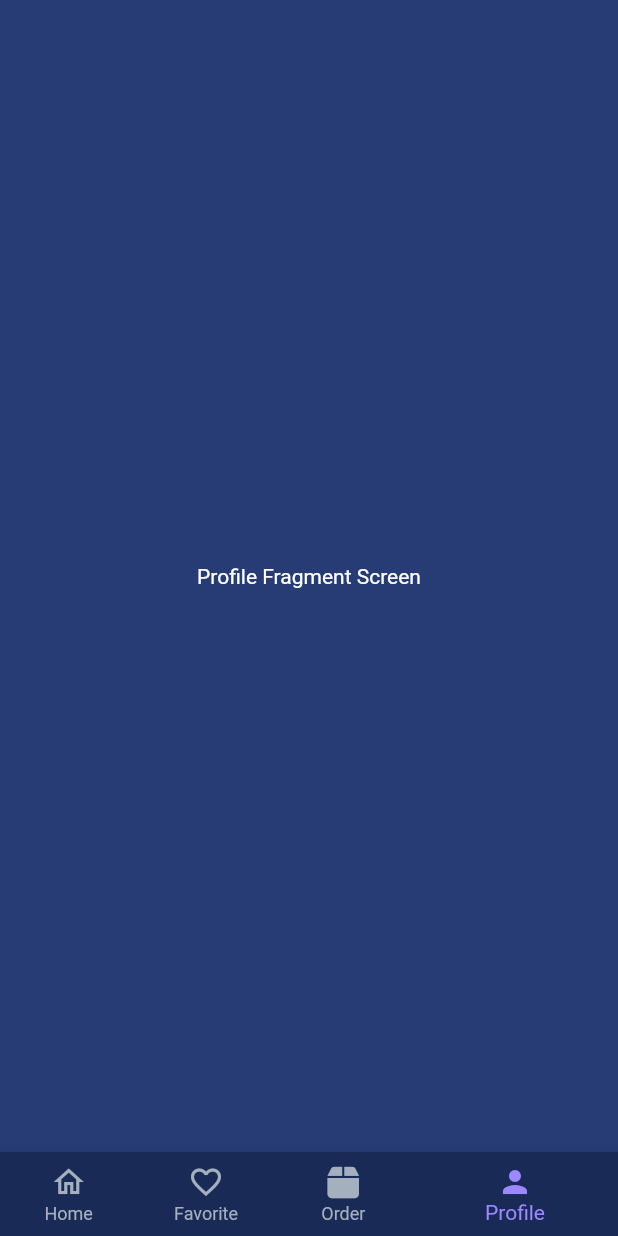
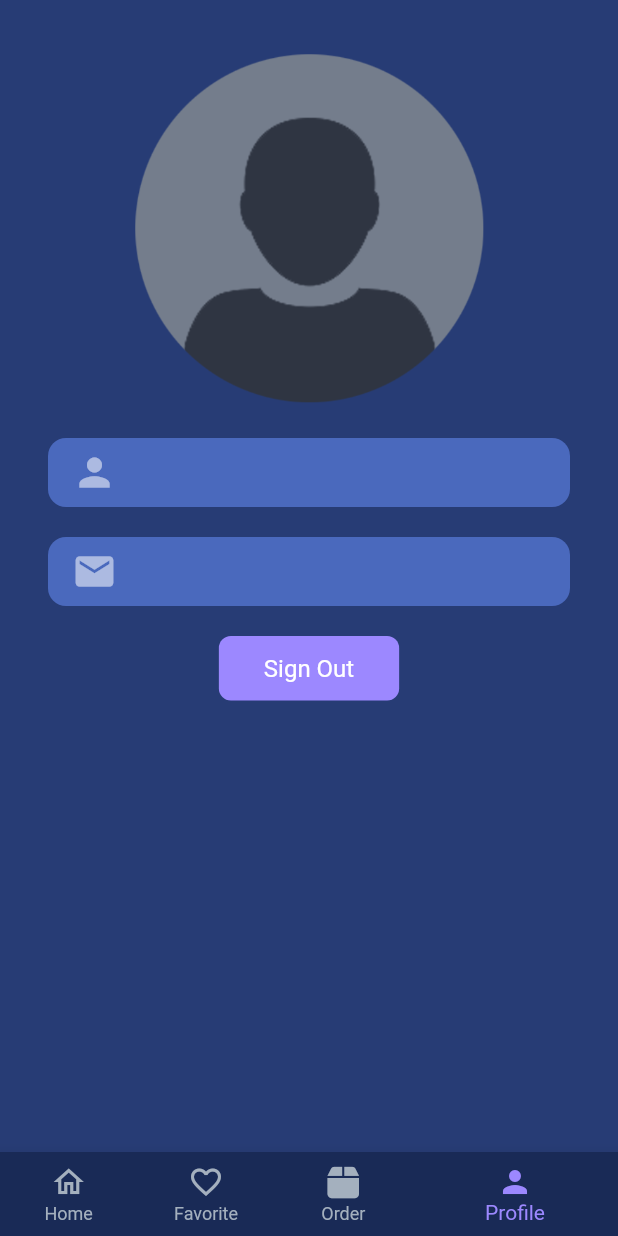
Before and after one commit to syahlan1/MobileAppStore, a Flutter app: the DashboardOfFragments screen opened directly, item 4 of the bottom bar chosen, on a phone screen of 412 x 824 dp. Run offline on Flutter 3.47's test engine with Material 2 defaults, Android fonts, the phone set to English and light mode, and no system bars; our stand-ins replace fluttertoast, font_awesome_flutter, get, shared_preferences; accounts and stored records are empty.

Commit message:
sign out

```diff
--- a/lib/users/fragments/profile_fragment_screen.dart
+++ b/lib/users/fragments/profile_fragment_screen.dart
@@ -1,16 +1,161 @@
 import 'package:flutter/cupertino.dart';
 import 'package:flutter/material.dart';
+import 'package:get/get.dart';
+import 'package:get/get_core/src/get_main.dart';
+import 'package:get/get_instance/get_instance.dart';
+import 'package:http/http.dart';
+import 'package:store_app/users/authentication/login_screen.dart';
+import 'package:store_app/users/userPreferences/current_user.dart';
+import 'package:store_app/users/userPreferences/user_preferences.dart';
 
 class ProfileFragmentScreen extends StatelessWidget {
+  final CurrentUser _currentUser = Get.put(CurrentUser());
+
+  signOutUser() async {
+    var resultResponse = await Get.dialog(
+      AlertDialog(
+        backgroundColor: Color(0xff4a69bd),
+        title: const Text(
+          "Logout",
+          style: TextStyle(
+            fontSize: 18,
+            fontWeight: FontWeight.bold,
+            color: Colors.white,
+          ),
+        ),
+        content: const Text(
+          "Are you sure?\nyou want to logout from app?",
+          style: TextStyle(
+            color: Colors.white60,
+          ),
+        ),
+        actions: [
+          Material(
+            color: Color(0xff9c88ff),
+            borderRadius: BorderRadius.circular(8),
+            child: InkWell(
+              onTap: () {
+                Get.back();
+              },
+              child: const Padding(
+                padding: EdgeInsets.symmetric(
+                  horizontal: 30,
+                  vertical: 12,
+                ),
+                child: Text(
+                  "No",
+                  style: TextStyle(
+                    color: Colors.white,
+                    fontSize: 16,
+                  ),
+                ),
+              ),
+            ),
+          ),
+          TextButton(
+              onPressed: () {
+                Get.back(result: "loggedOut");
+              },
+              child: const Text(
+                "Yes",
+                style: TextStyle(
+                  color: Colors.white,
+                ),
+              )),
+        ],
+      ),
+    );
+
+    if (resultResponse == "loggedOut") {
+      //delete-remove the user data from phone local storage
+      RememberUserPrefs.removeUserInfo().then((value) {
+        Get.off(LoginScreen());
+      });
+    }
+  }
+
+  Widget userInfoItemProfile(IconData iconData, String userData) {
+    return Container(
+      decoration: BoxDecoration(
+        borderRadius: BorderRadius.circular(12),
+        color: Color(0xff4a69bd),
+      ),
+      padding: const EdgeInsets.symmetric(
+        horizontal: 16,
+        vertical: 8,
+      ),
+      child: Row(
+        children: [
+          Icon(
+            iconData,
+            size: 30,
+            color: Colors.white54,
+          ),
+          const SizedBox(
+            width: 16,
+          ),
+          Text(
+            userData,
+            style: const TextStyle(
+              fontSize: 15,
+              color: Colors.white70,
+            ),
+          ),
+        ],
+      ),
+    );
+  }
+
   @override
   Widget build(BuildContext context) {
-    return Scaffold(
-      backgroundColor: Color(0xff273c75),
-      body: Center(
-        child: Text(
-          "Profile Fragment Screen",
-          style: TextStyle(color: Colors.white),
-        ),
+    return Container(
+      color: Color(0xff273c75),
+      child: ListView(
+        padding: EdgeInsets.all(32),
+        children: [
+          Center(
+            child: Image.asset(
+              "images/man.png",
+              width: 240,
+            ),
+          ),
+          const SizedBox(
+            height: 20,
+          ),
+          userInfoItemProfile(Icons.person, _currentUser.user.user_name),
+          const SizedBox(
+            height: 20,
+          ),
+          userInfoItemProfile(Icons.email, _currentUser.user.user_email),
+          const SizedBox(
+            height: 20,
+          ),
+          Center(
+            child: Material(
+              color: Color(0xff9c88ff),
+              borderRadius: BorderRadius.circular(8),
+              child: InkWell(
+                onTap: () {
+                  signOutUser();
+                },
+                borderRadius: BorderRadius.circular(32),
+                child: const Padding(
+                  padding: EdgeInsets.symmetric(
+                    horizontal: 30,
+                    vertical: 12,
+                  ),
+                  child: Text(
+                    "Sign Out",
+                    style: TextStyle(
+                      color: Colors.white,
+                      fontSize: 16,
+                    ),
+                  ),
+                ),
+              ),
+            ),
+          ),
+        ],
       ),
     );
   }
--- a/lib/users/userPreferences/user_preferences.dart
+++ b/lib/users/userPreferences/user_preferences.dart
@@ -22,4 +22,9 @@ class RememberUserPrefs {
 
     return currentUserInfo;
   }
+
+  static Future<void> removeUserInfo() async {
+    SharedPreferences preferences = await SharedPreferences.getInstance();
+    await preferences.remove("currentUser");
+  }
 }
```
Also changed, not shown: images/admin.png (added), 6 other files.
